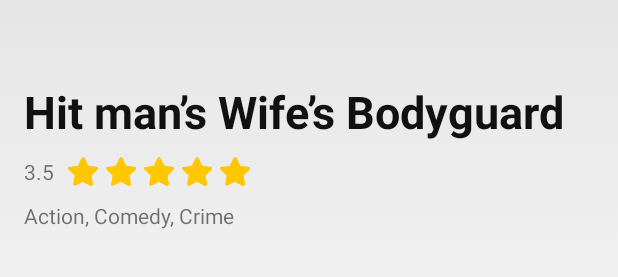
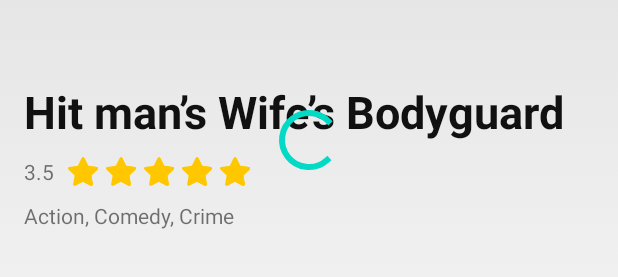
Before and after one commit to Xek0mb1k/MovieApp, an Android app: the layout fragment_movie_description.xml on its own in the app's theme, with its tools: preview values and no code run, on a phone screen of 412 x 824 dp. Shown: the part 478-755 px from the top of the screen. Run offline under Robolectric (Android 15) with nearby library versions, the phone set to English and light mode, and no system bars.

Commit message:
Mini fix

```diff
--- a/app/src/main/res/layout/fragment_movie_description.xml
+++ b/app/src/main/res/layout/fragment_movie_description.xml
@@ -2,7 +2,7 @@
 <FrameLayout xmlns:android="http://schemas.android.com/apk/res/android"
     xmlns:app="http://schemas.android.com/apk/res-auto"
     xmlns:tools="http://schemas.android.com/tools"
-    android:id="@+id/fragmentMovieDescription"
+
     android:layout_width="match_parent"
     android:layout_height="match_parent"
     android:background="?attr/backgroundColor"
@@ -13,7 +13,8 @@
         android:layout_width="wrap_content"
         android:layout_height="wrap_content"
         android:layout_gravity="center"
-        android:visibility="gone" />
+        android:translationZ="3dp"
+        android:visibility="visible" />
 
     <ImageButton
         android:id="@+id/toBackButton"
@@ -31,7 +32,7 @@
         tools:ignore="RtlHardcoded" />
 
     <ImageButton
-android:id="@+id/bookmarkButton"
+        android:id="@+id/bookmarkButton"
         android:layout_width="48dp"
         android:layout_height="48dp"
         android:layout_gravity="right"
@@ -46,7 +47,7 @@ android:id="@+id/bookmarkButton"
         tools:ignore="RtlHardcoded" />
 
     <ScrollView
-
+        android:id="@+id/scrollView"
         android:layout_width="match_parent"
         android:layout_height="match_parent"
         android:visibility="visible"
```
Also changed, not shown: app/src/main/java/com/example/movieapp/presentation/MovieDescriptionFragment.kt (+9 -2 lines).
